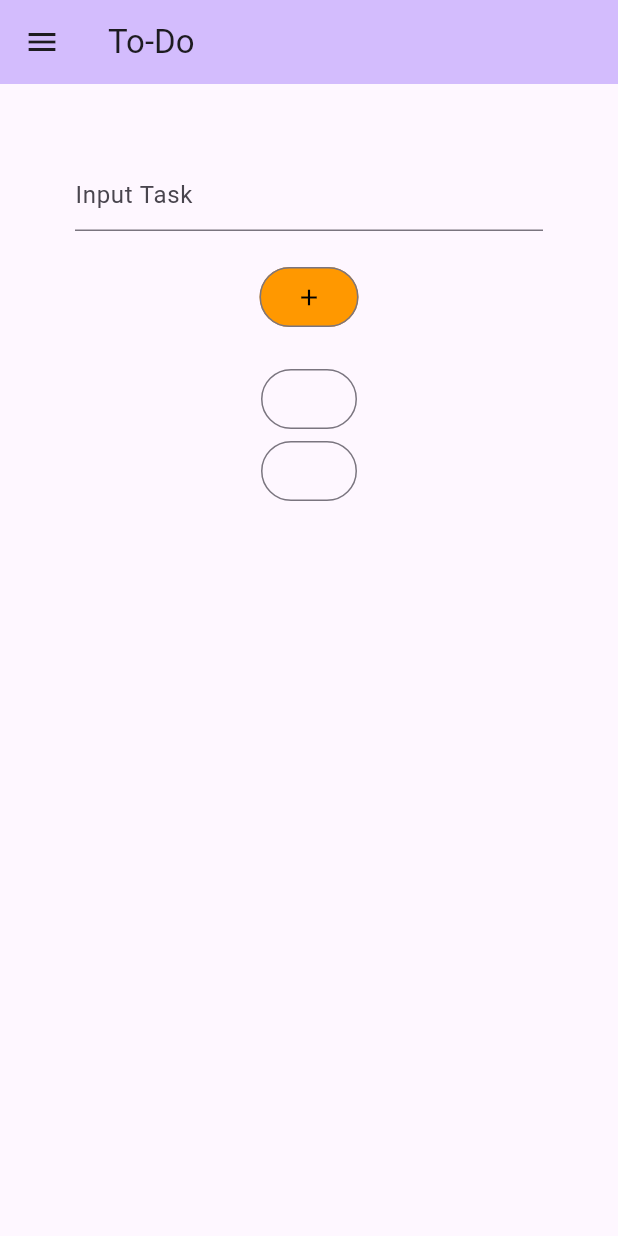
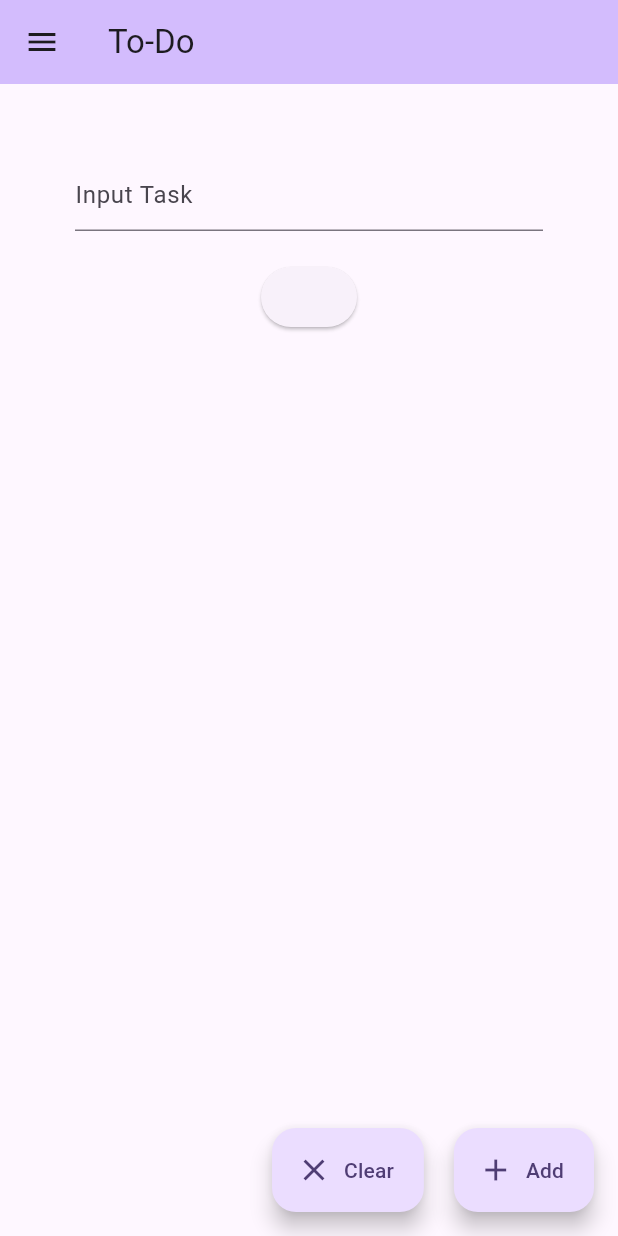
Before and after one commit to Luc1l1us/to_do_list, a Flutter app: the screen it shows after launch, on a phone screen of 412 x 824 dp. Run offline on Flutter 3.47's test engine with Material 3 defaults, Android fonts, the phone set to English and light mode, and no system bars.

Commit message:
fixed logic & added a clear button

```diff
--- a/lib/main.dart
+++ b/lib/main.dart
@@ -29,12 +29,13 @@ class MyHomePage extends StatefulWidget {
   @override
   State<MyHomePage> createState() => _MyHomePageState();
 }
-
 class _MyHomePageState extends State<MyHomePage> {
   String toAdd = '';
   int _selectedIndex = 0;
-  bool _isVisible = false;
-  int numberofTextFields = 1;
+  List<String> _input = [''];
+  bool showTextField = false;
+  String textFieldValue = '';
+  GlobalKey<FormState> _key = GlobalKey<FormState>();
 
   static const List<Widget> _listoptions = <Widget>[Text('Trash')];
 
@@ -44,9 +45,19 @@ class _MyHomePageState extends State<MyHomePage> {
     });
   }
 
-  void _addToList() {}
+  void _addToList(String value) {
+    setState(() {
+      showTextField = true;
+      _input.add(value);
+    });
+  }
 
-  void _openTask() {}
+  void _openTask(int key) {
+    setState((){
+      _input.removeAt(key);
+    });
+  }
+
 
   @override
 Widget build(BuildContext context) {
@@ -57,47 +68,62 @@ class _MyHomePageState extends State<MyHomePage> {
     ),
     body: Container(
       margin: EdgeInsets.all(50),
-        child: Column(
+      child: Form(key: _key, child: Column(
         mainAxisAlignment: MainAxisAlignment.start,
         children: <Widget>[
           TextFormField(
             decoration: InputDecoration(hintText: 'Input Task'),
-              onChanged: (value) {
-                toAdd = value;
-              },
-            ),
-            SizedBox(
-              height: 20.0,
-            ),
-            OutlinedButton(
-              onPressed: () {
-                _isVisible = true;
-                setState(() {
-                  numberofTextFields++;
-                });
-              },
-              style: ButtonStyle(
-                  foregroundColor:
-                      MaterialStatePropertyAll<Color>(Colors.black),
-                  backgroundColor:
-                      MaterialStatePropertyAll<Color>(Colors.orange)),
-              child: const Icon(Icons.add),
+            onFieldSubmitted: _addToList,
           ),
           SizedBox(height: 20.0),
-            for (int i = 0; i < numberofTextFields; i++)
-              if (i == 0)
-                OutlinedButton(
-                  onPressed: () {},
-                  child: Text(toAdd),
+          Column(
+            children: List.generate(
+              _input.length, (index) {
+                final buttontext = _input[index];
+                return Column(
+                  children: [
+                    ElevatedButton(
+                      key: Key('$index'),
+                      onPressed: () {
+                        _openTask(index);
+                      },
+                      child: Text(
+                        buttontext,
+                        style: TextStyle(fontSize: 16), // Button text style
+                      ),
+                    ),
+                    SizedBox(height: 20.0),
+                  ],
+                );
+              }
             )
-              else
-                SizedBox(height: 10.0),
-            OutlinedButton(
-              onPressed: () {},
-              child: Text(toAdd),
           ),
         ],
       ),
+      ),
+    ),
+    floatingActionButton: Row(
+      mainAxisAlignment: MainAxisAlignment.end,
+      children: [
+        FloatingActionButton.extended(
+          label: Text('Clear'),
+          onPressed: () {
+            setState(() {
+              _input.clear();
+              _key.currentState?.reset();
+            });
+          },
+          icon: Icon(Icons.clear),
+        ),
+        SizedBox(width: 20.0),
+        FloatingActionButton.extended(
+          label: Text('Add'),
+          onPressed: () {
+            _addToList(_input[0]);
+          },
+          icon: Icon(Icons.add),
+        ),
+      ],
     ),
     drawer: Drawer(
       child: ListView(
@@ -110,11 +136,12 @@ class _MyHomePageState extends State<MyHomePage> {
           ),
           ListTile(
             title: Text('Trash'),
-                selected: _selectedIndex == 0,
+            selected: _selectedIndex == 1,
             onTap: () {
               _itemTapped(0);
               Navigator.pop(context);
-                }),
+            },
+          ),
         ],
       ),
     ),
```
Lines whose indentation alone changed are shown as unchanged.
